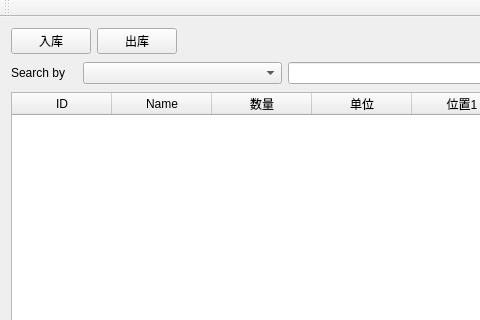
Above: StorageManager/MainWindow.ui from huqng/StorageManager before the change; both pictures show x 0 to 480 and y 0 to 320 of the 1002 by 665 pixel window. Below: the same form after it.
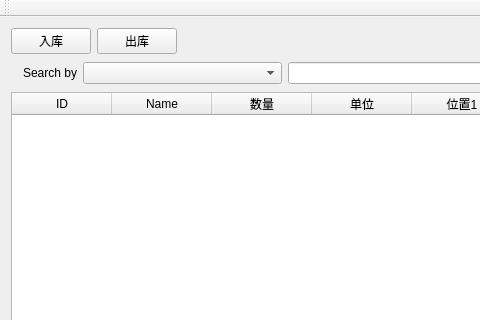
That is the form after the change.

Diff of the .ui file:
```diff
--- a/StorageManager/MainWindow.ui
+++ b/StorageManager/MainWindow.ui
@@ -67,6 +67,9 @@
         <property name="text">
          <string>Search by</string>
         </property>
+        <property name="alignment">
+         <set>Qt::AlignRight|Qt::AlignTrailing|Qt::AlignVCenter</set>
+        </property>
        </widget>
       </item>
       <item>
```
